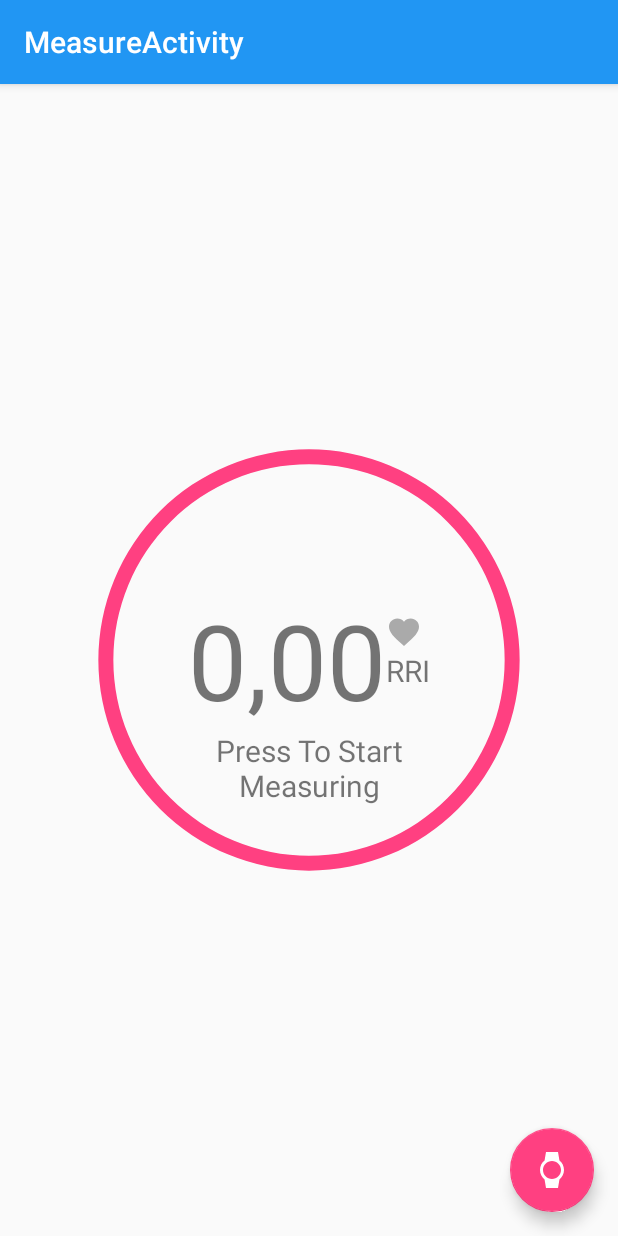
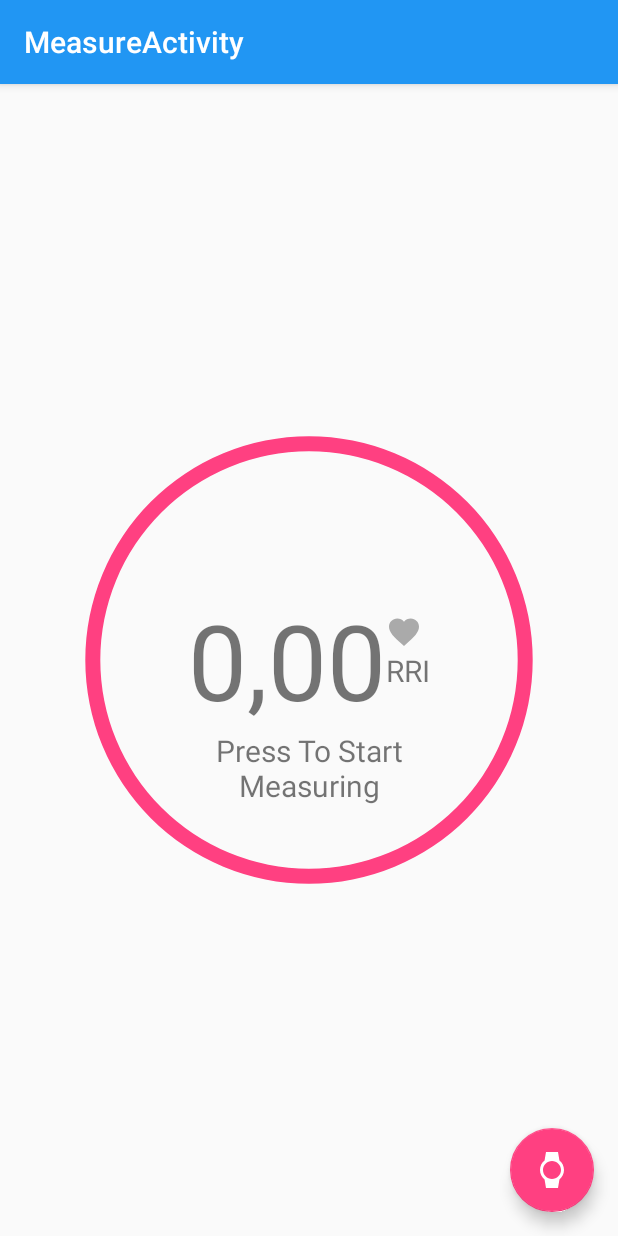
Before and after one commit to HRVBand/hrv-band, an Android app: the screen it shows after launch (MeasureActivity), after a tap on an icon or button, on a phone screen of 412 x 824 dp. Run offline under Robolectric (Android 15) with nearby library versions, the phone set to English and light mode, and no system bars; libraries missing offline, so code that uses them is left out: com.microsoft.band; 2 statements that could not run were skipped.

Commit message:
ui update

```diff
--- a/app/src/main/AndroidManifest.xml
+++ b/app/src/main/AndroidManifest.xml
@@ -41,10 +41,6 @@
             android:name=".view.ValueDescriptionActivity"
             android:label="@string/title_activity_value_description"
             android:theme="@style/AppTheme.NoActionBar" />
-        <activity
-            android:name=".view.MainMenuActivity"
-            android:label="@string/title_activity_main_menu"
-            android:theme="@style/AppTheme.NoActionBar"></activity>
     </application>
 
 </manifest>
--- a/app/src/main/java/hrv/band/aurora/view/MainActivity.java
+++ b/app/src/main/java/hrv/band/aurora/view/MainActivity.java
@@ -1,5 +1,7 @@
 package hrv.band.aurora.view;
 
+import android.animation.Animator;
+import android.animation.ObjectAnimator;
 import android.content.Intent;
 import android.os.Bundle;
 import android.support.design.widget.FloatingActionButton;
@@ -20,16 +22,24 @@ import android.support.v7.widget.Toolbar;
 import android.view.Menu;
 import android.view.MenuItem;
 import android.view.ViewGroup;
+import android.view.animation.LinearInterpolator;
+import android.widget.ProgressBar;
 import android.widget.TextView;
+
+import java.util.Date;
 
 import hrv.band.aurora.Control.Calculation;
 import hrv.band.aurora.Control.HRVParameters;
 import hrv.band.aurora.Fourier.FastFourierTransform;
 import hrv.band.aurora.Interpolation.CubicSplineInterpolation;
 import hrv.band.aurora.R;
+import hrv.band.aurora.RRInterval.IRRInterval;
 import hrv.band.aurora.RRInterval.Interval;
+import hrv.band.aurora.RRInterval.msband.MSBandRRInterval;
 import hrv.band.aurora.storage.IStorage;
 import hrv.band.aurora.storage.SharedPreferencesController;
+import hrv.band.aurora.view.fragment.MeasuringFragment;
+import hrv.band.aurora.view.fragment.OverviewFragment;
 
 public class MainActivity extends AppCompatActivity
         implements NavigationView.OnNavigationItemSelectedListener {
@@ -37,6 +47,15 @@ public class MainActivity extends AppCompatActivity
     private SectionsPagerAdapter mSectionsPagerAdapter;
 
     private ViewPager mViewPager;
+    private IRRInterval rrInterval;
+    private MeasuringFragment measureFragment;
+    private OverviewFragment overviewFragment;
+
+    public static final String HRV_PARAMETER_ID = "HRV_PARAMETER";
+
+    private Interval ival;
+    private TextView rrStatus;
+    private TextView txtStatus;
 
     @Override
     protected void onCreate(Bundle savedInstanceState) {
@@ -68,6 +87,7 @@ public class MainActivity extends AppCompatActivity
         //Fragment
 
         mSectionsPagerAdapter = new SectionsPagerAdapter(getSupportFragmentManager());
+        //measureFragment = new MeasuringFragment();
 
         // Set up the ViewPager with the sections adapter.
         mViewPager = (ViewPager) findViewById(R.id.container);
@@ -75,6 +95,12 @@ public class MainActivity extends AppCompatActivity
 
         TabLayout tabLayout = (TabLayout) findViewById(R.id.tabs);
         tabLayout.setupWithViewPager(mViewPager);
+
+
+        rrStatus = (TextView) findViewById(R.id.rrStatus);
+        txtStatus = (TextView) findViewById(R.id.measure_status);
+        rrInterval = new MSBandRRInterval(this, txtStatus, rrStatus);
+
     }
 
     @Override
@@ -140,42 +166,6 @@ public class MainActivity extends AppCompatActivity
     }
 
     /**
-     * A placeholder fragment containing a simple view.
-     */
-    public static class PlaceholderFragment extends Fragment {
-        /**
-         * The fragment argument representing the section number for this
-         * fragment.
-         */
-        private static final String ARG_SECTION_NUMBER = "section_number";
-
-        public PlaceholderFragment() {
-        }
-
-        /**
-         * Returns a new instance of this fragment for the given section
-         * number.
-         */
-        public static PlaceholderFragment newInstance(int sectionNumber) {
-            PlaceholderFragment fragment = new PlaceholderFragment();
-            Bundle args = new Bundle();
-            args.putInt(ARG_SECTION_NUMBER, sectionNumber);
-            fragment.setArguments(args);
-            return fragment;
-        }
-
-        @Override
-        public View onCreateView(LayoutInflater inflater, ViewGroup container,
-                                 Bundle savedInstanceState) {
-            View rootView = inflater.inflate(R.layout.fragment_main_menu, container, false);
-            TextView textView = (TextView) rootView.findViewById(R.id.section_label);
-            textView.setText(getString(R.string.section_format, getArguments().getInt(ARG_SECTION_NUMBER)));
-            return rootView;
-        }
-    }
-
-
-    /**
      * A {@link FragmentPagerAdapter} that returns a fragment corresponding to
      * one of the sections/tabs/pages.
      */
@@ -189,27 +179,71 @@ public class MainActivity extends AppCompatActivity
         public Fragment getItem(int position) {
             // getItem is called to instantiate the fragment for the given page.
             // Return a PlaceholderFragment (defined as a static inner class below).
-            return PlaceholderFragment.newInstance(position + 1);
+            if (position == 0) {
+                return measureFragment = new MeasuringFragment();
+            }
+            return overviewFragment = new OverviewFragment();
         }
 
         @Override
         public int getCount() {
-            // Show 3 total pages.
-            return 3;
+            // Show 2 total pages.
+            return 2;
         }
 
         @Override
         public CharSequence getPageTitle(int position) {
             switch (position) {
                 case 0:
-                    return "SECTION 1";
+                    return "MEASURING";
                 case 1:
-                    return "SECTION 2";
-                case 2:
-                    return "SECTION 3";
+                    return "OVERVIEW";
             }
             return null;
         }
     }
 
+    public void startMeasuring(View view) {
+        measureFragment.startAnimation(new Interval(new Date()), rrInterval, (ProgressBar) findViewById(R.id.progressBar));
+    }
+
+    public void getDevicePermission(View view) {
+        rrInterval.getDevicePermission();
+    }
+
+
+
+
+
+    @Override
+    protected void onResume() {
+        super.onResume();
+        //reset to default
+    }
+
+    @Override
+    protected void onPause() {
+        super.onPause();
+        rrInterval.pauseMeasuring();
+    }
+
+    @Override
+    protected void onDestroy() {
+        rrInterval.destroy();
+        super.onDestroy();
+    }
+
+    /**
+     * write data to UI-thread
+     * @param string the text to write
+     */
+    /*public void appendToUI(final String string, final TextView txt) {
+        this.runOnUiThread(new Runnable() {
+            @Override
+            public void run() {
+                txt.setText(string);
+            }
+        });
+    }*/
+
 }
--- /dev/null
+++ b/app/src/main/java/hrv/band/aurora/view/fragment/MeasuringFragment.java
@@ -0,0 +1,115 @@
+package hrv.band.aurora.view.fragment;
+
+import android.animation.Animator;
+import android.animation.ObjectAnimator;
+import android.content.Intent;
+import android.os.Bundle;
+import android.support.v4.app.Fragment;
+import android.view.LayoutInflater;
+import android.view.View;
+import android.view.ViewGroup;
+import android.view.animation.LinearInterpolator;
+import android.widget.ProgressBar;
+import android.widget.TextView;
+
+import java.util.Date;
+
+import hrv.band.aurora.Control.Calculation;
+import hrv.band.aurora.Control.HRVParameters;
+import hrv.band.aurora.Fourier.FastFourierTransform;
+import hrv.band.aurora.Interpolation.CubicSplineInterpolation;
+import hrv.band.aurora.R;
+import hrv.band.aurora.RRInterval.IRRInterval;
+import hrv.band.aurora.RRInterval.Interval;
+import hrv.band.aurora.RRInterval.msband.MSBandRRInterval;
+import hrv.band.aurora.storage.IStorage;
+import hrv.band.aurora.storage.SharedPreferencesController;
+import hrv.band.aurora.view.MainActivity;
+import hrv.band.aurora.view.SaveValuesActivity;
+
+/**
+ * Created by s_czogal on 23.06.2016.
+ */
+
+public class MeasuringFragment extends Fragment {
+
+    private static final String ARG_SECTION_NUMBER = "section_number";
+    public static final String HRV_PARAMETER_ID = "HRV_PARAMETER";
+    private int duration = 9000;
+    //private IRRInterval rrInterval;
+    private TextView rrStatus;
+    private TextView txtStatus;
+
+    public MeasuringFragment() {
+    }
+
+    /**
+     * Returns a new instance of this fragment for the given section
+     * number.
+     */
+    /*public static MeasuringFragment newInstance(int sectionNumber) {
+        MeasuringFragment fragment = new MeasuringFragment();
+        Bundle args = new Bundle();
+        args.putInt(ARG_SECTION_NUMBER, sectionNumber);
+        fragment.setArguments(args);
+        return fragment;
+    }*/
+
+    @Override
+    public View onCreateView(LayoutInflater inflater, ViewGroup container,
+                             Bundle savedInstanceState) {
+        View rootView = inflater.inflate(R.layout.content_measure, container, false);
+        /*rrStatus = (TextView) getActivity().findViewById(R.id.rrStatus);
+        txtStatus = (TextView) getActivity().findViewById(R.id.measure_status);*/
+        //rrInterval = new MSBandRRInterval(getActivity(), txtStatus, rrStatus);
+        return rootView;
+    }
+
+    public HRVParameters calculate(Interval interval) {
+        //start calculation
+        CubicSplineInterpolation inter = new CubicSplineInterpolation();
+        FastFourierTransform fft = new FastFourierTransform(4096);
+
+        Calculation calc = new Calculation(fft, inter);
+        HRVParameters results = calc.Calculate(interval);
+        results.setTime(new Date());
+        IStorage storage = new SharedPreferencesController();
+        storage.saveData(getContext(), results);
+        return results;
+    }
+
+    public void startAnimation(final Interval interval, final IRRInterval rrInterval, ProgressBar progressBar) {
+
+        ObjectAnimator animation = ObjectAnimator.ofInt (progressBar, "progress", 0, 1000); // see this max value coming back here, we animale towards that value
+        animation.setDuration (duration); //in milliseconds
+        animation.setInterpolator (new LinearInterpolator());
+        animation.addListener(new Animator.AnimatorListener() {
+            @Override
+            public void onAnimationStart(Animator animation) {
+                rrInterval.startRRIntervalMeasuring();
+            }
+
+            @Override
+            public void onAnimationEnd(Animator animation) {
+                rrInterval.stopMeasuring();
+                interval.SetRRInterval(rrInterval.getRRIntervals());
+
+
+                Intent intent = new Intent(getContext(), SaveValuesActivity.class);
+                intent.putExtra(HRV_PARAMETER_ID, calculate(interval));
+                startActivity(intent);
+            }
+
+            @Override
+            public void onAnimationCancel(Animator animation) {
+
+            }
+
+            @Override
+            public void onAnimationRepeat(Animator animation) {
+
+            }
+        });
+        animation.start ();
+    }
+}
--- /dev/null
+++ b/app/src/main/java/hrv/band/aurora/view/fragment/OverviewFragment.java
@@ -0,0 +1,47 @@
+package hrv.band.aurora.view.fragment;
+
+import android.content.Intent;
+import android.os.Bundle;
+import android.support.v4.app.Fragment;
+import android.view.LayoutInflater;
+import android.view.View;
+import android.view.ViewGroup;
+import android.widget.AdapterView;
+import android.widget.GridView;
+
+import hrv.band.aurora.R;
+import hrv.band.aurora.view.ValueDescriptionActivity;
+import hrv.band.aurora.view.adapter.ValueAdapter;
+
+/**
+ * Created by s_czogal on 23.06.2016.
+ */
+
+public class OverviewFragment extends Fragment {
+
+
+    public OverviewFragment() {
+    }
+
+    @Override
+    public View onCreateView(LayoutInflater inflater, ViewGroup container,
+                             Bundle savedInstanceState) {
+        View rootView = inflater.inflate(R.layout.content_overview, container, false);
+        /*GridView gridView = (GridView) getView().findViewById(R.id.overview_value_list);
+        ValueAdapter adapter = new ValueAdapter(getActivity(),
+                R.layout.measure_list_item);
+        gridView.setAdapter(adapter);
+
+        gridView.setOnItemClickListener(new AdapterView.OnItemClickListener() {
+
+            @Override
+            public void onItemClick(AdapterView<?> parent, final View view,
+                                    int position, long id) {
+                //Intent intent = new Intent(getContext(), ValueDescriptionActivity.class);
+                //startActivity(intent);
+            }
+
+        });*/
+        return rootView;
+    }
+}
--- a/app/src/main/res/layout/app_bar_main.xml
+++ b/app/src/main/res/layout/app_bar_main.xml
@@ -17,7 +17,6 @@
             android:id="@+id/toolbar"
             android:layout_width="match_parent"
             android:layout_height="?attr/actionBarSize"
-            android:background="?attr/colorPrimaryDark"
             app:layout_scrollFlags="scroll|enterAlways"
             app:popupTheme="@style/AppTheme.PopupOverlay" />
 
--- a/app/src/main/res/layout/content_main.xml
+++ b/app/src/main/res/layout/content_main.xml
@@ -12,8 +12,4 @@
     tools:context=".view.MainActivity"
     tools:showIn="@layout/app_bar_main">
 
-    <TextView
-        android:layout_width="wrap_content"
-        android:layout_height="wrap_content"
-        android:text="Hello World!" />
 </RelativeLayout>
--- a/app/src/main/res/layout/content_measure.xml
+++ b/app/src/main/res/layout/content_measure.xml
@@ -10,19 +10,17 @@
     android:paddingRight="@dimen/activity_horizontal_margin"
     android:paddingTop="@dimen/activity_vertical_margin"
     app:layout_behavior="@string/appbar_scrolling_view_behavior"
-    tools:context="hrv.band.aurora.view.MeasureActivity"
-    tools:showIn="@layout/activity_measure">
+    tools:context="hrv.band.aurora.view.MainActivity"
+    tools:showIn="@layout/activity_main">
 <RelativeLayout
     android:layout_width="match_parent"
     android:layout_height="match_parent"
-    android:layout_margin="40dp">
+    android:layout_margin="30dp">
     <ProgressBar
         android:id="@+id/progressBar"
         style="?android:attr/progressBarStyleHorizontal"
         android:layout_width="fill_parent"
         android:layout_height="fill_parent"
-        android:layout_alignParentBottom="true"
-        android:layout_centerHorizontal="true"
         android:max="1000"
         android:progress="1000"
         android:progressDrawable="@drawable/circular"
@@ -70,8 +68,4 @@
         android:textAlignment="center"/>
 
 </RelativeLayout>
-
-
-
-
 </LinearLayout>
```
Also changed, not shown: app/src/main/java/hrv/band/aurora/view/SaveValuesActivity.java (+2 -18 lines), app/src/main/java/hrv/band/aurora/view/adapter/ValueAdapter.java (+8 -2 lines), app/src/main/res/layout/content_overview.xml (added, +23 -0 lines).
